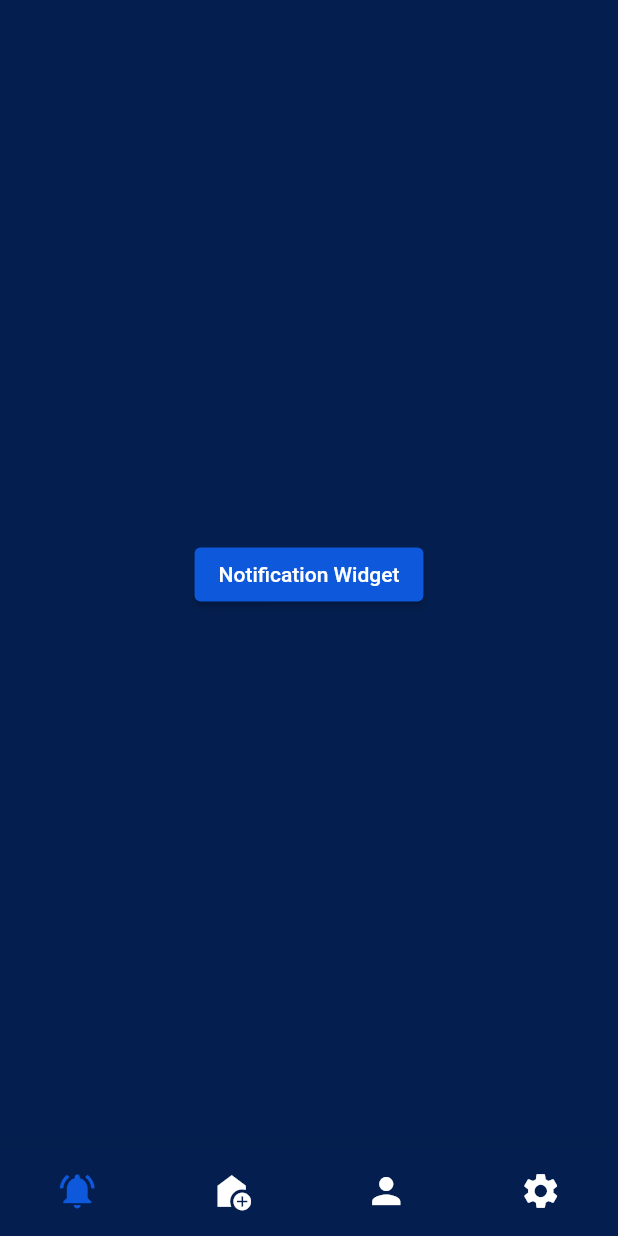
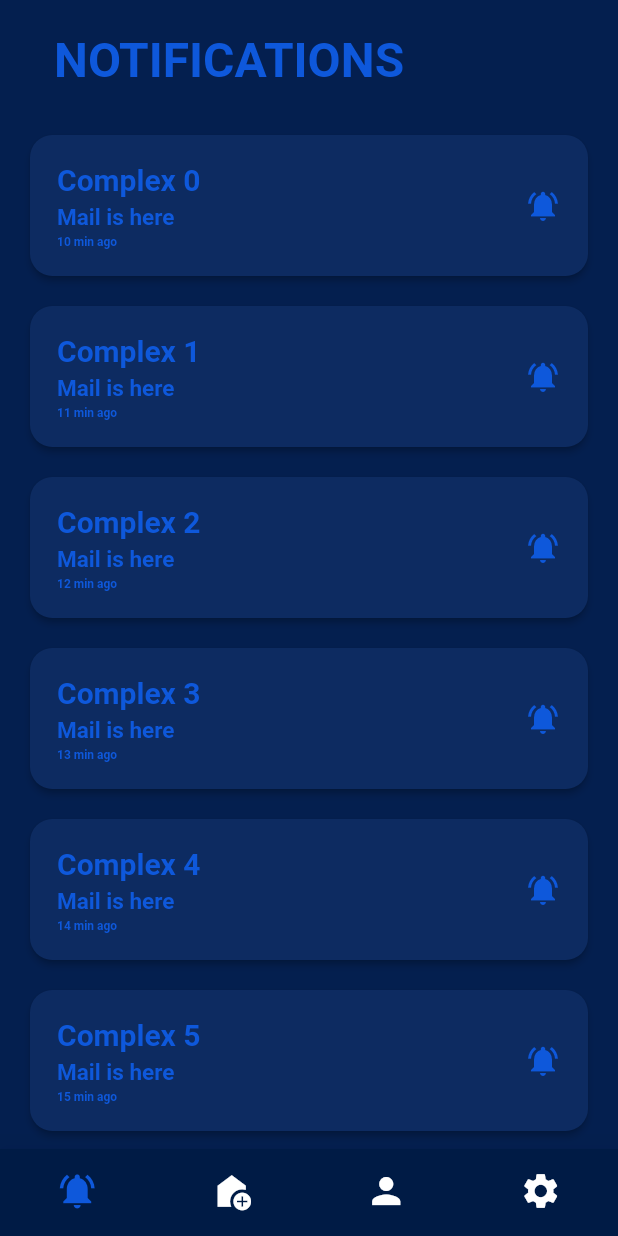
Before and after one commit to justdeepaktiwari/mailapp01, a Flutter app: the screen it shows after launch, after a tap on "Sign In", on a phone screen of 412 x 824 dp. Run offline on Flutter 3.47's test engine with Material 2 defaults, Android fonts, the phone set to English and light mode, and no system bars.

Commit message:
Notification Page

```diff
--- a/lib/screens/notifications_screen.dart
+++ b/lib/screens/notifications_screen.dart
@@ -1,5 +1,8 @@
 import 'package:flutter/material.dart';
 import 'package:mailapp01/providers/auth_provider.dart';
+import 'package:mailapp01/utils/constants.dart';
+import 'package:mailapp01/widgets/notification_card.dart';
+import 'package:mailapp01/widgets/page_heading.dart';
 import 'package:provider/provider.dart';
 
 class NotificationsScreen extends StatefulWidget {
@@ -10,16 +13,46 @@ class NotificationsScreen extends StatefulWidget {
 }
 
 class _NotificationsScreenState extends State<NotificationsScreen> {
+  bool isLoading = true;
+  List items = [];
+
+  @override
+  void initState() {
+    super.initState();
+    // fetchNotification();
+  }
+
   @override
   Widget build(BuildContext context) {
     final auth = Provider.of<AuthProvider>(context);
+// PageHeadingWidget(headingText: "NOTIFICATIONS"),
 
-    return Center(
-      child: ElevatedButton(
-          onPressed: () {
-            auth.logout();
-          },
-          child: Text("Notification Widget")),
+    return SafeArea(
+      child: CustomScrollView(
+        slivers: [
+          const SliverAppBar(
+            title: PageHeadingWidget(
+              headingText: "NOTIFICATIONS",
+            ),
+            floating: true,
+            pinned: true,
+            snap: false,
+            backgroundColor: AppConstants.primaryColor,
+            elevation: 4,
+            toolbarHeight: 80,
+          ),
+          SliverAnimatedList(
+            itemBuilder: (context, index, animation) {
+              return NotificationCardWidget(
+                complexName: "Complex $index",
+                mailInfo: "Mail is here",
+                timeNotification: "1$index min ago",
+              );
+            },
+            initialItemCount: 50,
+          )
+        ],
+      ),
     );
   }
 }
--- a/lib/utils/constants.dart
+++ b/lib/utils/constants.dart
@@ -3,7 +3,9 @@ import 'package:flutter/material.dart';
 class AppConstants {
   // Define color constants
   static const Color primaryColor = Color(0xFF041F4F);
+  static const Color bottomNavigationColor = Color.fromARGB(255, 0, 27, 69);
   static const Color appColor = Color(0xFF0E58DB);
+  static const Color cardColor = Color(0xFF0D2B61);
 
   static const MaterialColor primaryColorMaterial = MaterialColor(
     0xFF041F4F,
--- a/lib/widgets/bottom_navigation.dart
+++ b/lib/widgets/bottom_navigation.dart
@@ -19,7 +19,7 @@ class BottomNavigationBarUtils extends StatelessWidget {
     return Visibility(
       visible: isLoggedIn,
       child: BottomNavigationBar(
-        backgroundColor: AppConstants.primaryColor,
+        backgroundColor: AppConstants.bottomNavigationColor,
         items: const [
           BottomNavigationBarItem(
             icon: Icon(
--- /dev/null
+++ b/lib/widgets/notification_card.dart
@@ -0,0 +1,77 @@
+import 'package:flutter/material.dart';
+import 'package:mailapp01/utils/constants.dart';
+
+class NotificationCardWidget extends StatelessWidget {
+  final String complexName;
+  final String mailInfo;
+  final String timeNotification;
+
+  const NotificationCardWidget({
+    super.key,
+    required this.complexName,
+    required this.mailInfo,
+    required this.timeNotification,
+  });
+
+  @override
+  Widget build(BuildContext context) {
+    return Card(
+      elevation: 2,
+      margin: const EdgeInsets.fromLTRB(20, 10, 20, 10),
+      color: AppConstants.cardColor,
+      shape: RoundedRectangleBorder(
+        borderRadius: BorderRadius.circular(15),
+      ),
+      child: Padding(
+        padding: const EdgeInsets.all(18.0),
+        child: Row(
+          mainAxisAlignment: MainAxisAlignment.spaceBetween,
+          children: [
+            Column(
+              mainAxisAlignment: MainAxisAlignment.start,
+              crossAxisAlignment: CrossAxisAlignment.start,
+              children: [
+                Text(
+                  complexName,
+                  style: const TextStyle(
+                    fontSize: 20,
+                    fontWeight: FontWeight.bold,
+                    color: AppConstants.appColor,
+                  ),
+                ),
+                const SizedBox(
+                  height: 5,
+                  width: 0,
+                ),
+                Text(
+                  mailInfo,
+                  style: const TextStyle(
+                    fontSize: 15,
+                    fontWeight: FontWeight.bold,
+                    color: AppConstants.appColor,
+                  ),
+                ),
+                const SizedBox(
+                  height: 3,
+                  width: 0,
+                ),
+                Text(
+                  timeNotification,
+                  style: const TextStyle(
+                    fontSize: 8,
+                    fontWeight: FontWeight.w600,
+                    color: AppConstants.appColor,
+                  ),
+                ),
+              ],
+            ),
+            const Icon(
+              Icons.notifications_active,
+              color: AppConstants.appColor,
+            )
+          ],
+        ),
+      ),
+    );
+  }
+}
--- /dev/null
+++ b/lib/widgets/page_heading.dart
@@ -0,0 +1,25 @@
+import 'package:flutter/material.dart';
+import 'package:mailapp01/utils/constants.dart';
+
+class PageHeadingWidget extends StatelessWidget {
+  final String headingText;
+  const PageHeadingWidget({
+    super.key,
+    required this.headingText,
+  });
+
+  @override
+  Widget build(BuildContext context) {
+    return Padding(
+      padding: const EdgeInsets.fromLTRB(20, 0, 0, 0),
+      child: Text(
+        headingText,
+        style: const TextStyle(
+          fontSize: 32,
+          fontWeight: FontWeight.bold,
+          color: AppConstants.appColor,
+        ),
+      ),
+    );
+  }
+}
```
